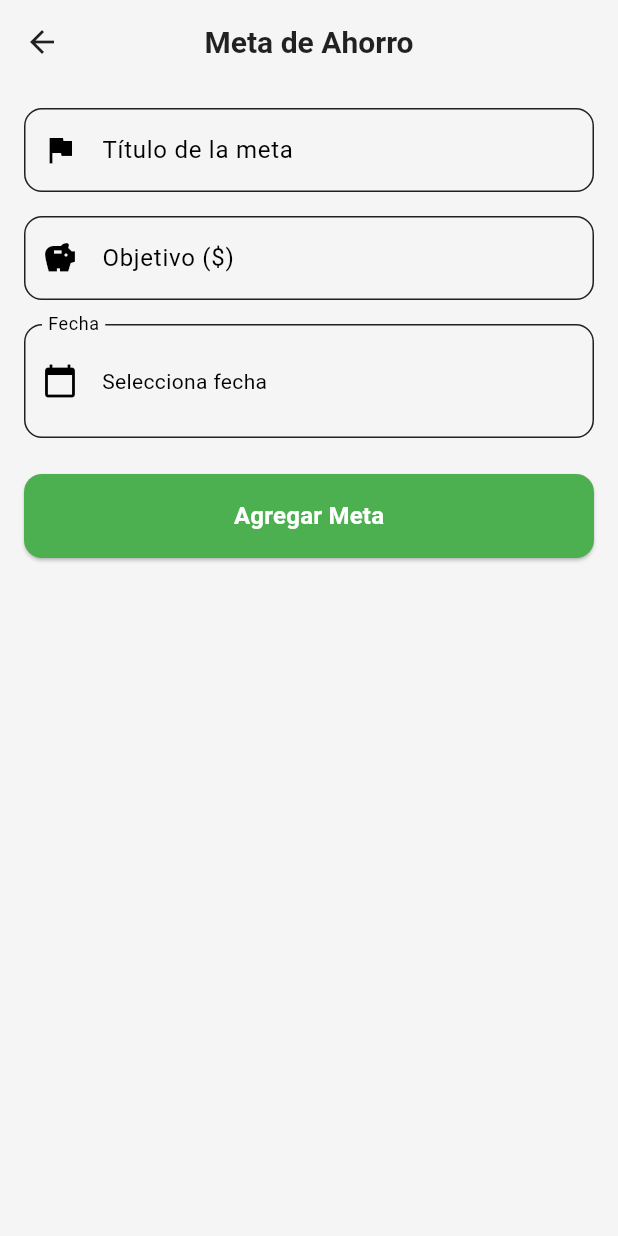
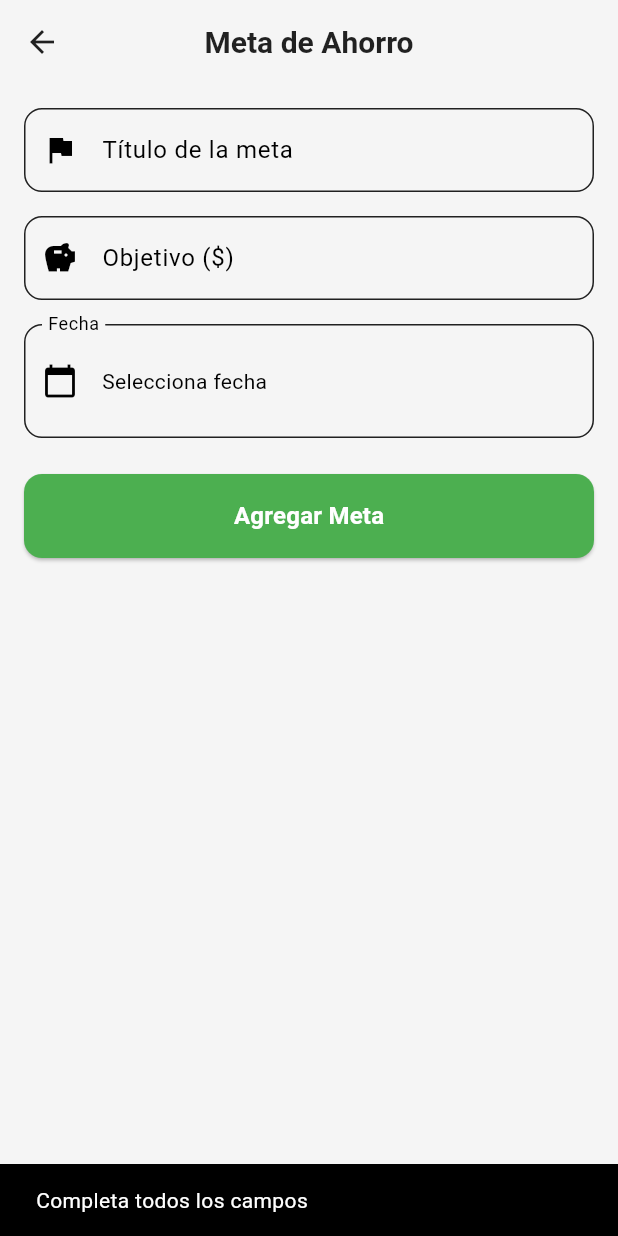
Before and after one commit to sim3075/MoneyMingle, a Flutter app: the GoalsForm screen opened directly, after a tap on "Agregar Meta", on a phone screen of 412 x 824 dp. Run offline on Flutter 3.47's test engine with Material 3 defaults, Android fonts, the phone set to English and light mode, and no system bars; our stand-ins replace cloud_firestore, firebase_auth, firebase_core, firebase_storage, fl_chart, flutter_riverpod and 4 more; accounts and stored records are empty.

Commit message:
listo budget y goals en firestore

```diff
--- a/money_mingle/lib/ui/pages/budget/goals_form.dart
+++ b/money_mingle/lib/ui/pages/budget/goals_form.dart
@@ -1,4 +1,6 @@
+import 'package:firebase_auth/firebase_auth.dart';
 import 'package:flutter/material.dart';
+import 'package:money_mingle/domain/services/user_service.dart';
 import 'package:money_mingle/ui/widgets/shared/custom_textfield.dart';
 import 'package:money_mingle/ui/widgets/shared/custom_button.dart';
 import 'package:money_mingle/ui/pages/transaction/widgets/date_field.dart';
@@ -11,15 +13,50 @@ class GoalsForm extends StatefulWidget {
 }
 
 class _GoalsFormState extends State<GoalsForm> {
-  final _titleController  = TextEditingController();
+  final _titleController = TextEditingController();
   final _targetController = TextEditingController();
   DateTime? _dueDate;
+  final _userService = UserService();
 
   @override
   void dispose() {
     _titleController.dispose();
     _targetController.dispose();
     super.dispose();
+  }
+
+  Future<void> _saveGoal() async {
+    final title = _titleController.text.trim();
+    final rawTarget = _targetController.text.trim();
+    if (title.isEmpty || rawTarget.isEmpty || _dueDate == null) {
+      ScaffoldMessenger.of(context).showSnackBar(
+        const SnackBar(content: Text('Completa todos los campos')),
+      );
+      return;
+    }
+    final target = double.tryParse(rawTarget);
+    if (target == null) {
+      ScaffoldMessenger.of(context).showSnackBar(
+        const SnackBar(content: Text('Objetivo inválido')),
+      );
+      return;
+    }
+
+    final uid = FirebaseAuth.instance.currentUser?.uid;
+    if (uid == null) return;
+
+    // Aquí puedes:
+    // 1) Simplemente actualizar savingsGoal en el documento de usuario:
+    await _userService.updateUserField(uid, 'savingsGoal', target);
+    await _userService.updateUserField(
+        uid, 'goalTitle', title);
+    await _userService.updateUserField(
+        uid, 'goalDueDate', _dueDate!.toIso8601String());
+
+    ScaffoldMessenger.of(context).showSnackBar(
+      const SnackBar(content: Text('Meta guardada correctamente')),
+    );
+    Navigator.pop(context);
   }
 
   @override
@@ -56,9 +93,7 @@ class _GoalsFormState extends State<GoalsForm> {
 
             CustomButton(
               text: 'Agregar Meta',
-              onPressed: () {
-                // TODO: guardar...
-              },
+              onPressed: _saveGoal,
             ),
           ],
         ),
```
Also changed, not shown: money_mingle/lib/ui/pages/budget/budget_form.dart (+36 -3 lines).
